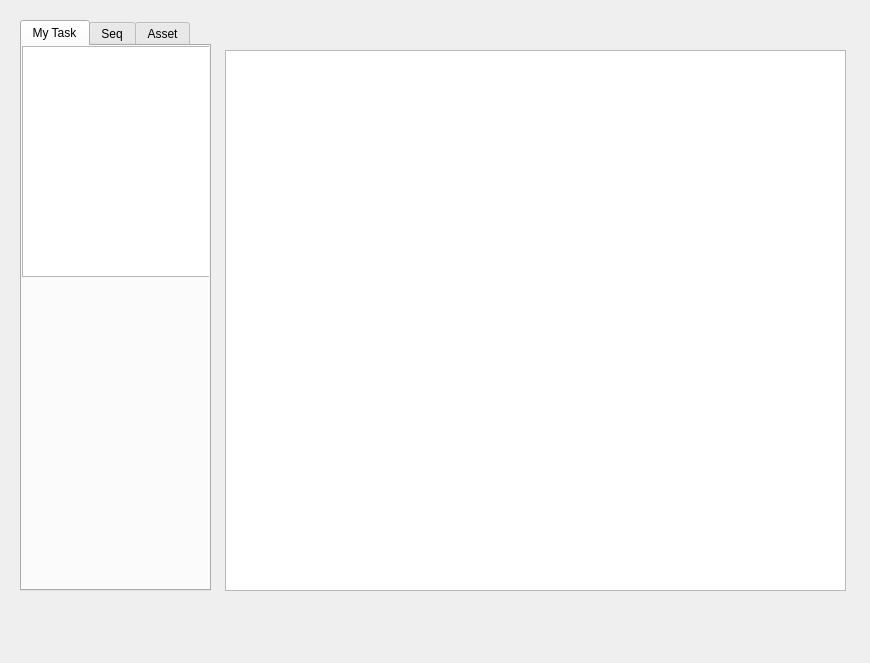
Before: the Qt Designer form toolkit/config/python/loader.ui in yrchoo/baked, drawn with Qt 5.
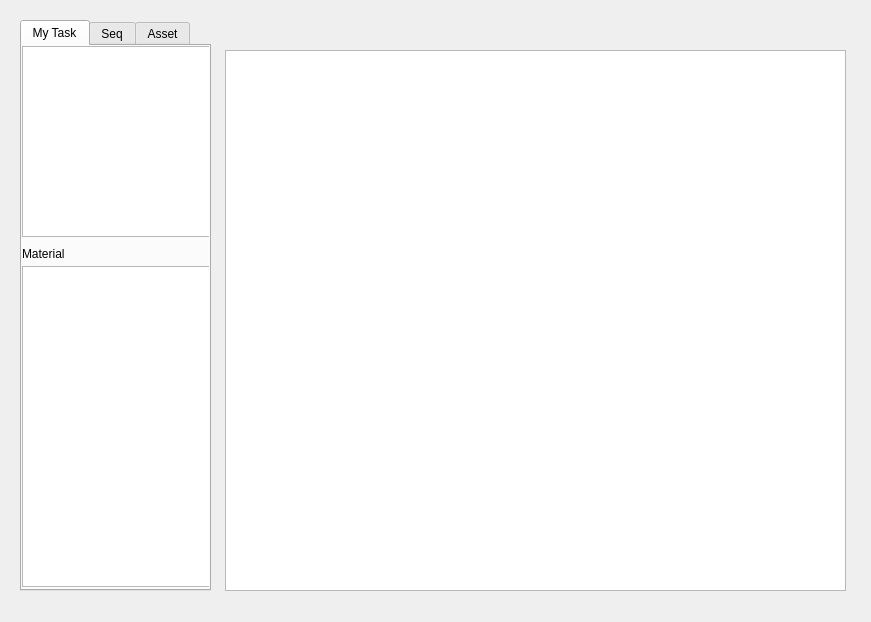
After: the same form once the commit is applied.

The edit to the form file:
```diff
--- a/toolkit/config/python/loader.ui
+++ b/toolkit/config/python/loader.ui
@@ -6,8 +6,8 @@
    <rect>
     <x>0</x>
     <y>0</y>
-    <width>870</width>
-    <height>663</height>
+    <width>871</width>
+    <height>622</height>
    </rect>
   </property>
   <property name="windowTitle">
@@ -35,7 +35,7 @@
        <x>0</x>
        <y>0</y>
        <width>191</width>
-       <height>231</height>
+       <height>191</height>
       </rect>
      </property>
      <attribute name="headerVisible">
@@ -47,6 +47,37 @@
       </property>
      </column>
     </widget>
+    <widget class="QTreeWidget" name="treeWidget">
+     <property name="geometry">
+      <rect>
+       <x>0</x>
+       <y>220</y>
+       <width>191</width>
+       <height>321</height>
+      </rect>
+     </property>
+     <attribute name="headerVisible">
+      <bool>false</bool>
+     </attribute>
+     <column>
+      <property name="text">
+       <string notr="true">1</string>
+      </property>
+     </column>
+    </widget>
+    <widget class="QLabel" name="label">
+     <property name="geometry">
+      <rect>
+       <x>0</x>
+       <y>200</y>
+       <width>60</width>
+       <height>16</height>
+      </rect>
+     </property>
+     <property name="text">
+      <string>Material</string>
+     </property>
+    </widget>
    </widget>
    <widget class="QWidget" name="tab_seq">
     <attribute name="title">
```
Left out of the diff: 4 changed lines with no effect on the pictures.
